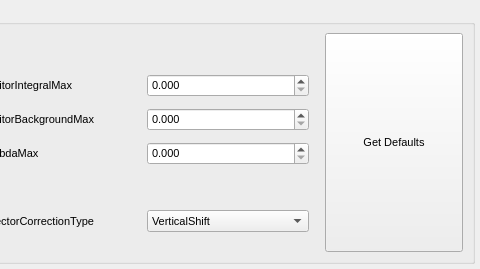
The window that qt/scientific_interfaces/ISISReflectometry/GUI/Instrument/InstrumentWidget.ui (mantidproject/mantid) describes before a commit, drawn with Qt 5; both pictures show x 386 to 866 and y 0 to 269 of the 866 by 269 pixel window.
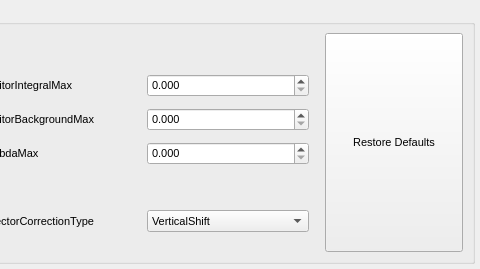
The same window after the commit.

Commit message:
Add instrument model defaults
- Move the boost optional defaults file to API so it can be accessed outside MantidAlgorithms
- Replace the unused InstrumentOptionDefaults struct with a class that uses the boost optional defaults file to get default values from the algorithm or instrument

Re #23501

The edit to the form file:
```diff
--- a/qt/scientific_interfaces/ISISReflectometry/GUI/Instrument/InstrumentWidget.ui
+++ b/qt/scientific_interfaces/ISISReflectometry/GUI/Instrument/InstrumentWidget.ui
@@ -303,7 +303,7 @@
          </size>
         </property>
         <property name="text">
-         <string>Get Defaults</string>
+         <string>Restore Defaults</string>
         </property>
         <property name="fixedWidth" stdset="0">
          <number>70</number>
```
The commit also changes 31 other files.
